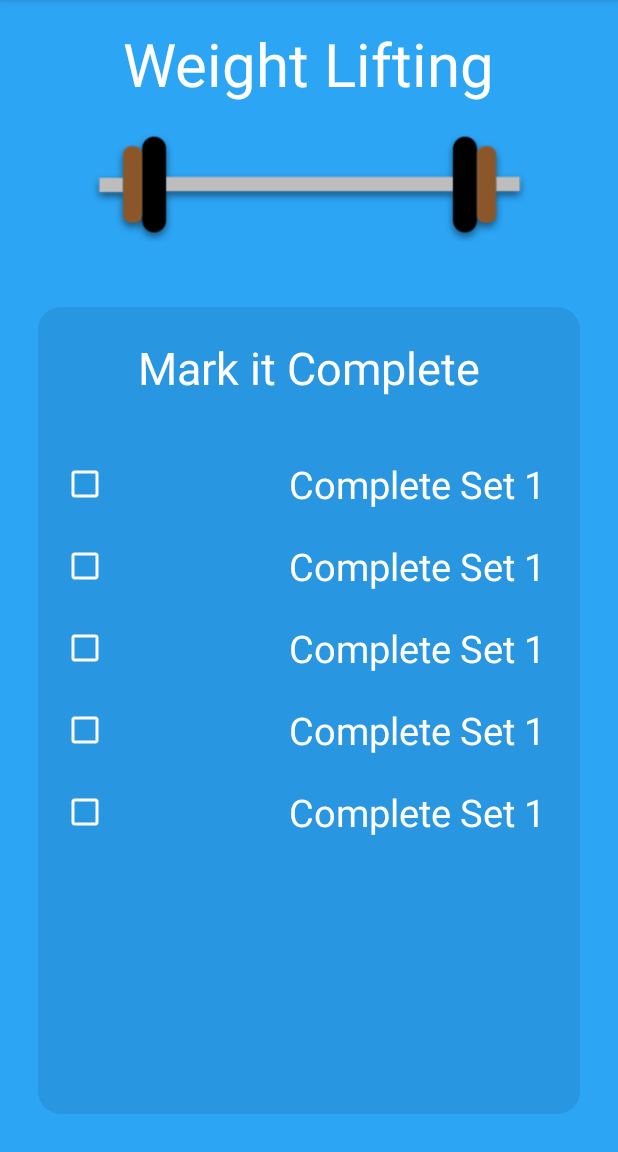
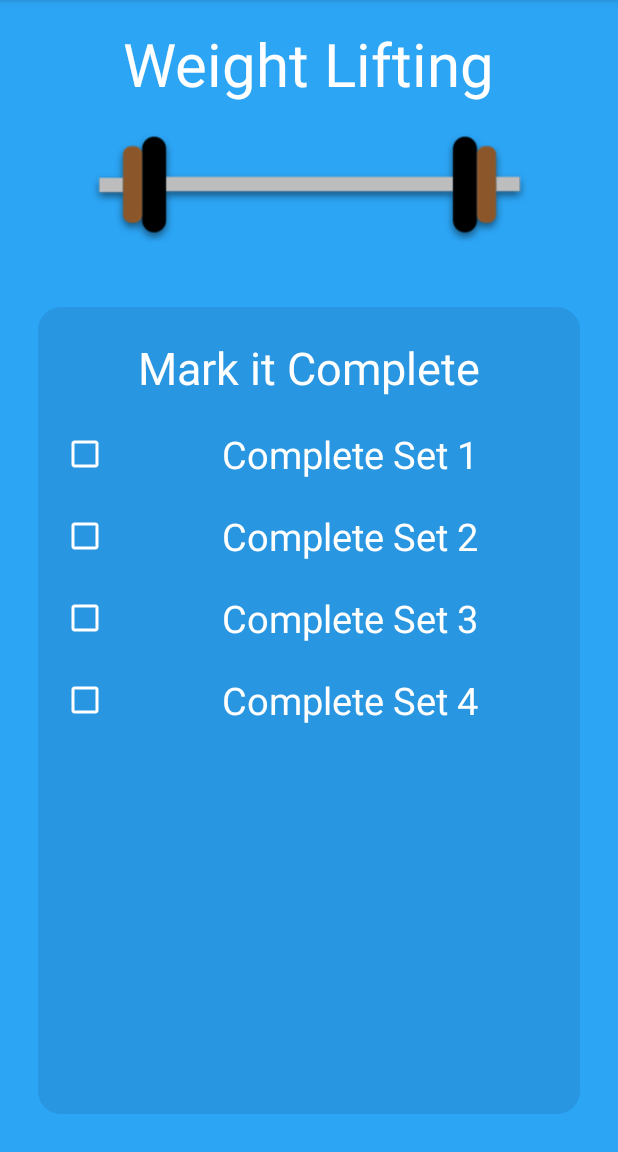
Before and after one commit to abbisQQ/FlaborFit, an Android app: the screen it shows after launch (DetailsActivity), after a tap on "30%", on a phone screen of 412 x 824 dp, the part 84-1236 px from its top. Run offline under Robolectric (Android 15) with nearby library versions, the phone set to English and light mode, and no system bars.

Commit message:
Make the layout as i wanted to be

```diff
--- a/app/src/main/res/layout/activity_details.xml
+++ b/app/src/main/res/layout/activity_details.xml
@@ -50,11 +50,12 @@
             android:layout_height="wrap_content"
             android:layout_marginBottom="10dp"
             android:layout_marginLeft="15dp"
-            android:layout_marginTop="40dp"
-            android:paddingLeft="120dp"
+            android:layout_marginTop="20dp"
+            android:maxLines="1"
+            android:paddingLeft="75dp"
             android:text="Complete Set 1"
             android:textColor="#fff"
-            android:textSize="25sp"
+            android:textSize="25dp"
             app:buttonTint="#fff" />
 
         <CheckBox
@@ -64,10 +65,11 @@
             android:layout_marginBottom="10dp"
             android:layout_marginLeft="15dp"
             android:layout_marginTop="10dp"
-            android:paddingLeft="120dp"
-            android:text="Complete Set 1"
+            android:maxLines="1"
+            android:paddingLeft="75dp"
+            android:text="Complete Set 2"
             android:textColor="#fff"
-            android:textSize="25sp"
+            android:textSize="25dp"
             app:buttonTint="#fff" />
 
         <CheckBox
@@ -77,36 +79,25 @@
             android:layout_marginBottom="10dp"
             android:layout_marginLeft="15dp"
             android:layout_marginTop="10dp"
-            android:paddingLeft="120dp"
-            android:text="Complete Set 1"
+            android:maxLines="1"
+            android:paddingLeft="75dp"
+            android:text="Complete Set 3"
             android:textColor="#fff"
-            android:textSize="25sp"
+            android:textSize="25dp"
             app:buttonTint="#fff" />
 
         <CheckBox
-            android:id="@+id/checkBox5"
+            android:id="@+id/checkBox8"
             android:layout_width="match_parent"
             android:layout_height="wrap_content"
             android:layout_marginBottom="10dp"
             android:layout_marginLeft="15dp"
             android:layout_marginTop="10dp"
-            android:paddingLeft="120dp"
-            android:text="Complete Set 1"
+            android:maxLines="1"
+            android:paddingLeft="75dp"
+            android:text="Complete Set 4"
             android:textColor="#fff"
-            android:textSize="25sp"
-            app:buttonTint="#fff" />
-
-        <CheckBox
-            android:id="@+id/checkBox4"
-            android:layout_width="match_parent"
-            android:layout_height="wrap_content"
-            android:layout_marginBottom="10dp"
-            android:layout_marginLeft="15dp"
-            android:layout_marginTop="10dp"
-            android:paddingLeft="120dp"
-            android:text="Complete Set 1"
-            android:textColor="#fff"
-            android:textSize="25sp"
+            android:textSize="25dp"
             app:buttonTint="#fff" />
 
     </LinearLayout>
```
Also changed, not shown: app/src/main/res/layout/activity_main.xml (+14 -14 lines).
